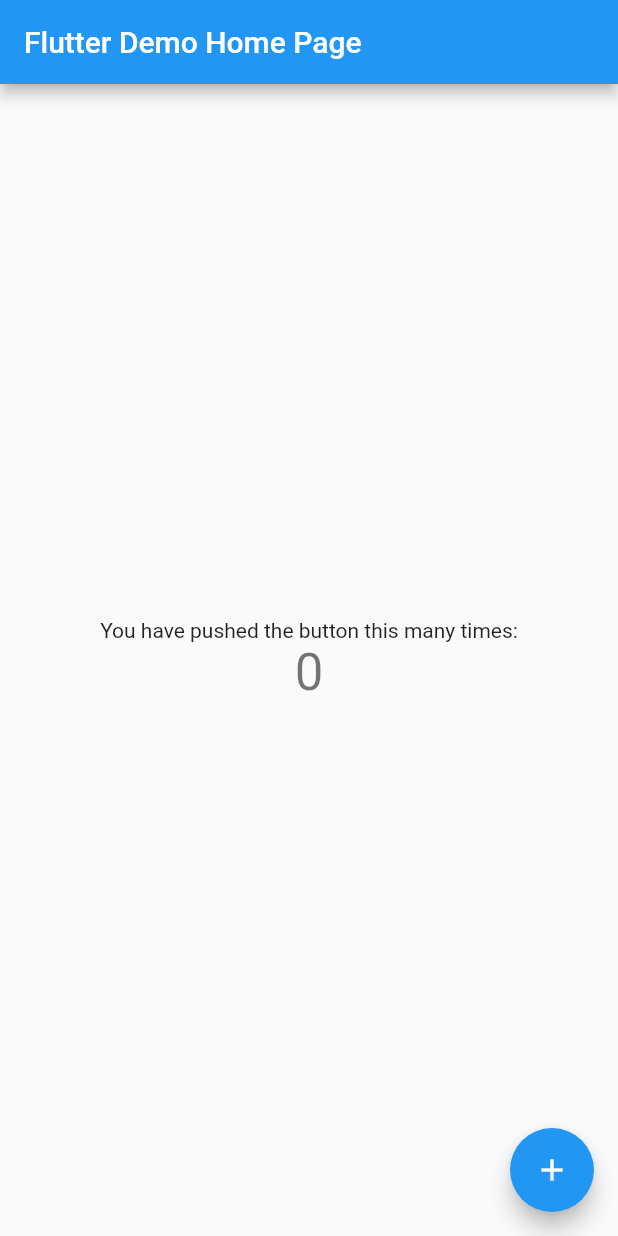
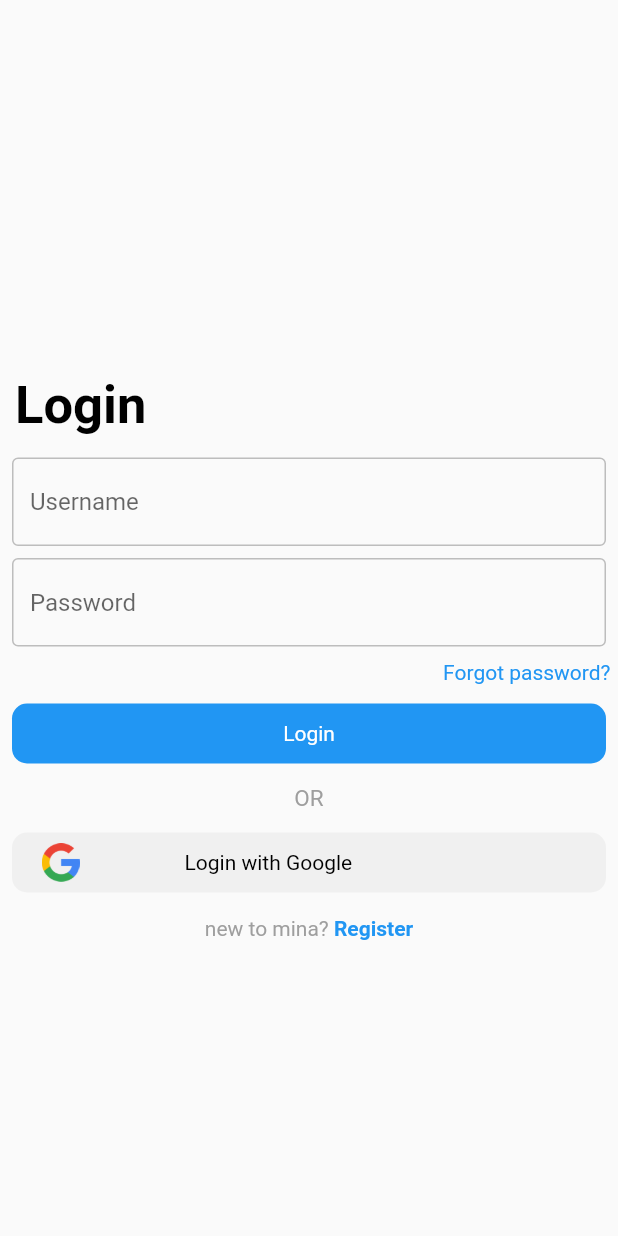
Before and after one commit to asev07/mina_farm, a Flutter app: the screen it shows after launch, on a phone screen of 412 x 824 dp. Run offline on Flutter 3.47's test engine with Material 2 defaults, Android fonts, the phone set to English and light mode, and no system bars.

Commit message:
sign up and login ui

```diff
--- /dev/null
+++ b/lib/components/buttons.dart
@@ -0,0 +1,29 @@
+// ignore_for_file: prefer_const_constructors
+
+import 'package:flutter/material.dart';
+
+class MyButton extends StatelessWidget {
+  final String buttonText;
+  final Color background;
+  final Color textColor;
+  const MyButton(
+      {super.key, required this.buttonText, required this.background, required this.textColor});
+
+  @override
+  Widget build(BuildContext context) {
+    return Padding(
+      padding: const EdgeInsets.all(8.0),
+      child: Container(
+        height: 40,
+        decoration: BoxDecoration(
+            color: background, borderRadius: BorderRadius.circular(10)),
+        child: Center(
+          child: Text(
+            buttonText,
+            style: TextStyle(color: textColor),
+          ),
+        ),
+      ),
+    );
+  }
+}
--- /dev/null
+++ b/lib/components/text_box.dart
@@ -0,0 +1,26 @@
+// ignore_for_file: prefer_const_constructors
+
+import 'package:flutter/material.dart';
+
+class MyTextBox extends StatelessWidget {
+  final String hintText;
+
+  const MyTextBox({super.key, required this.hintText});
+
+  @override
+  Widget build(BuildContext context) {
+    return Padding(
+      padding:
+          const EdgeInsets.only(left: 8.0, right: 8.0, top: 4.0, bottom: 4.0),
+      child: TextField(
+        decoration: InputDecoration(
+            hintText: hintText,
+            enabledBorder: OutlineInputBorder(
+              borderSide: BorderSide(color: Colors.grey.shade400),
+            ),
+            focusedBorder: OutlineInputBorder(
+                borderSide: BorderSide(color: Colors.green))),
+      ),
+    );
+  }
+}
--- a/lib/main.dart
+++ b/lib/main.dart
@@ -1,5 +1,7 @@
+// ignore_for_file: prefer_const_constructors
+
 import 'package:flutter/material.dart';
-
+import 'pages/login_page.dart';
 
 void main() {
   runApp(const MyApp());
@@ -8,109 +10,11 @@
 class MyApp extends StatelessWidget {
   const MyApp({super.key});
 
-  // This widget is the root of your application.
   @override
   Widget build(BuildContext context) {
     return MaterialApp(
-      title: 'Flutter Demo',
-      theme: ThemeData(
-        // This is the theme of your application.
-        //
-        // Try running your application with "flutter run". You'll see the
-        // application has a blue toolbar. Then, without quitting the app, try
-        // changing the primarySwatch below to Colors.green and then invoke
-        // "hot reload" (press "r" in the console where you ran "flutter run",
-        // or simply save your changes to "hot reload" in a Flutter IDE).
-        // Notice that the counter didn't reset back to zero; the application
-        // is not restarted.
-        primarySwatch: Colors.blue,
-      ),
-      home: const MyHomePage(title: 'Flutter Demo Home Page'),
+      debugShowCheckedModeBanner: false,
+      home: LoginPage(),
     );
   }
 }
-
-class MyHomePage extends StatefulWidget {
-  const MyHomePage({super.key, required this.title});
-
-  // This widget is the home page of your application. It is stateful, meaning
-  // that it has a State object (defined below) that contains fields that affect
-  // how it looks.
-
-  // This class is the configuration for the state. It holds the values (in this
-  // case the title) provided by the parent (in this case the App widget) and
-  // used by the build method of the State. Fields in a Widget subclass are
-  // always marked "final".
-
-  final String title;
-
-  @override
-  State<MyHomePage> createState() => _MyHomePageState();
-}
-
-class _MyHomePageState extends State<MyHomePage> {
-  int _counter = 0;
-
-  void _incrementCounter() {
-    setState(() {
-      // This call to setState tells the Flutter framework that something has
-      // changed in this State, which causes it to rerun the build method below
-      // so that the display can reflect the updated values. If we changed
-      // _counter without calling setState(), then the build method would not be
-      // called again, and so nothing would appear to happen.
-      _counter++;
-    });
-  }
-
-  @override
-  Widget build(BuildContext context) {
-    // This method is rerun every time setState is called, for instance as done
-    // by the _incrementCounter method above.
-    //
-    // The Flutter framework has been optimized to make rerunning build methods
-    // fast, so that you can just rebuild anything that needs updating rather
-    // than having to individually change instances of widgets.
-    return Scaffold(
-      appBar: AppBar(
-        // Here we take the value from the MyHomePage object that was created by
-        // the App.build method, and use it to set our appbar title.
-        title: Text(widget.title),
-      ),
-      body: Center(
-        // Center is a layout widget. It takes a single child and positions it
-        // in the middle of the parent.
-        child: Column(
-          // Column is also a layout widget. It takes a list of children and
-          // arranges them vertically. By default, it sizes itself to fit its
-          // children horizontally, and tries to be as tall as its parent.
-          //
-          // Invoke "debug painting" (press "p" in the console, choose the
-          // "Toggle Debug Paint" action from the Flutter Inspector in Android
-          // Studio, or the "Toggle Debug Paint" command in Visual Studio Code)
-          // to see the wireframe for each widget.
-          //
-          // Column has various properties to control how it sizes itself and
-          // how it positions its children. Here we use mainAxisAlignment to
-          // center the children vertically; the main axis here is the vertical
-          // axis because Columns are vertical (the cross axis would be
-          // horizontal).
-          mainAxisAlignment: MainAxisAlignment.center,
-          children: <Widget>[
-            const Text(
-              'You have pushed the button this many times:',
-            ),
-            Text(
-              '$_counter',
-              style: Theme.of(context).textTheme.headlineMedium,
-            ),
-          ],
-        ),
-      ),
-      floatingActionButton: FloatingActionButton(
-        onPressed: _incrementCounter,
-        tooltip: 'Increment',
-        child: const Icon(Icons.add),
-      ), // This trailing comma makes auto-formatting nicer for build methods.
-    );
-  }
-}
--- /dev/null
+++ b/lib/pages/login_page.dart
@@ -0,0 +1,138 @@
+// ignore_for_file: prefer_const_constructors, prefer_const_literals_to_create_immutables
+
+import 'package:flutter/gestures.dart';
+import 'package:flutter/material.dart';
+import 'package:mina_farm/pages/signup_page.dart';
+
+import '../components/buttons.dart';
+import '../components/text_box.dart';
+
+class LoginPage extends StatefulWidget {
+  const LoginPage({super.key});
+
+  @override
+  State<LoginPage> createState() => _LoginPageState();
+}
+
+class _LoginPageState extends State<LoginPage> {
+  @override
+  Widget build(BuildContext context) {
+    return Scaffold(
+      body: SafeArea(
+        child: SingleChildScrollView(
+          physics: BouncingScrollPhysics(),
+          child: Column(
+            crossAxisAlignment: CrossAxisAlignment.start,
+            children: [
+              Container(
+                height: 250,
+                width: MediaQuery.sizeOf(context).width,
+                decoration: BoxDecoration(
+                    //color: Colors.green,
+                    ),
+              ),
+              Padding(
+                padding: const EdgeInsets.only(left: 10.0),
+                child: Text(
+                  'Login',
+                  style: TextStyle(
+                    color: Colors.black,
+                    fontSize: 35,
+                    fontWeight: FontWeight.bold,
+                  ),
+                ),
+              ),
+              SizedBox(
+                height: 10,
+              ),
+              MyTextBox(hintText: 'Username'),
+              MyTextBox(hintText: 'Password'),
+              Padding(
+                padding: const EdgeInsets.all(5.0),
+                child: Row(
+                  mainAxisAlignment: MainAxisAlignment.end,
+                  children: [
+                    Text(
+                      'Forgot password?',
+                      style: TextStyle(color: Colors.blue),
+                    ),
+                  ],
+                ),
+              ),
+              MyButton(
+                buttonText: 'Login',
+                background: Colors.blue,
+                textColor: Colors.white,
+              ),
+              Padding(
+                padding: const EdgeInsets.all(6.0),
+                child: Center(
+                  child: Text(
+                    'OR',
+                    style: TextStyle(color: Colors.grey, fontSize: 15),
+                  ),
+                ),
+              ),
+              Padding(
+                padding: const EdgeInsets.all(8.0),
+                child: Container(
+                  height: 40,
+                  decoration: BoxDecoration(
+                      color: Color.fromARGB(221, 239, 239, 239),
+                      borderRadius: BorderRadius.circular(10)),
+                  child: Row(
+                    children: [
+                      Padding(
+                        padding: const EdgeInsets.only(left: 20),
+                        child: Container(
+                          width: 25,
+                          child: Image.asset('lib/images/google.png'),
+                        ),
+                      ),
+                      Padding(
+                        padding: const EdgeInsets.only(left:70),
+                        child: Center(
+                          child: Text(
+                            'Login with Google',
+                            style: TextStyle(color: Colors.black),
+                          ),
+                        ),
+                      ),
+                    ],
+                  ),
+                ),
+              ),
+              Padding(
+                padding: const EdgeInsets.all(8.0),
+                child: Center(
+                  child: RichText(
+                    text: TextSpan(children: [
+                      TextSpan(
+                          text: 'new to mina? ',
+                          style: TextStyle(
+                            color: Colors.grey,
+                          )),
+                      TextSpan(
+                          text: 'Register',
+                          recognizer: TapGestureRecognizer()
+                            ..onTap = () {
+                              Navigator.push(
+                                  context,
+                                  MaterialPageRoute(
+                                      builder: (context) => SignUpPage()));
+                            },
+                          style: TextStyle(
+                            color: Colors.blue,
+                            fontWeight: FontWeight.bold,
+                          )),
+                    ]),
+                  ),
+                ),
+              ),
+            ],
+          ),
+        ),
+      ),
+    );
+  }
+}
--- a/pubspec.yaml
+++ b/pubspec.yaml
@@ -59,8 +59,8 @@
   uses-material-design: true
 
   # To add assets to your application, add an assets section, like this:
-  # assets:
-  #   - images/a_dot_burr.jpeg
+  assets:
+    - lib/images/
   #   - images/a_dot_ham.jpeg
 
   # An image asset can refer to one or more resolution-specific "variants", see
```
Also changed, not shown: lib/pages/signup_page.dart (added, +125 -0 lines), lib/images/google.png (added).
